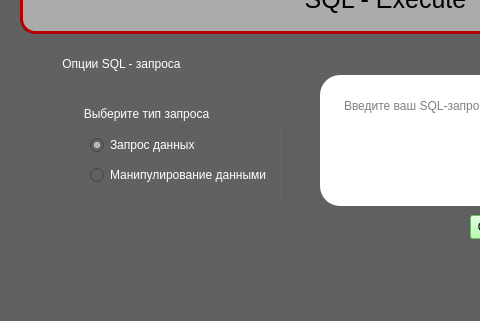
This is forms/window_query.ui in k0swel/app_for_course_prject as Qt 5 draws it before an edit; both pictures show x 0 to 480 and y 85 to 406 of the 779 by 406 pixel window. The edited form follows.
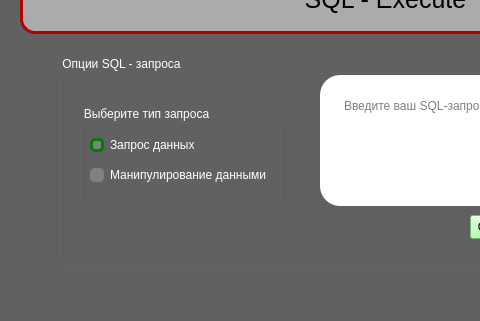
This is the edited form. Icons and pictures are not drawn.

The edit to the form file:
```diff
--- a/forms/window_query.ui
+++ b/forms/window_query.ui
@@ -179,6 +179,16 @@
        <height>20</height>
       </rect>
      </property>
+     <property name="styleSheet">
+      <string notr="true">QRadioButton#radioButton_select::indicator {
+	background-color: grey;
+	border-radius: 5%;
+}
+
+QRadioButton#radioButton_select::indicator:checked {
+	border: 3px solid green;
+}</string>
+     </property>
      <property name="text">
       <string>Запрос данных</string>
      </property>
@@ -198,6 +208,16 @@
        <height>20</height>
       </rect>
      </property>
+     <property name="styleSheet">
+      <string notr="true">QRadioButton#radioButton_other::indicator {
+	background-color: grey;
+	border-radius: 5%;
+}
+
+QRadioButton#radioButton_other::indicator:checked {
+	border: 3px solid green;
+}</string>
+     </property>
      <property name="text">
       <string>Манипулирование данными</string>
      </property>
```
